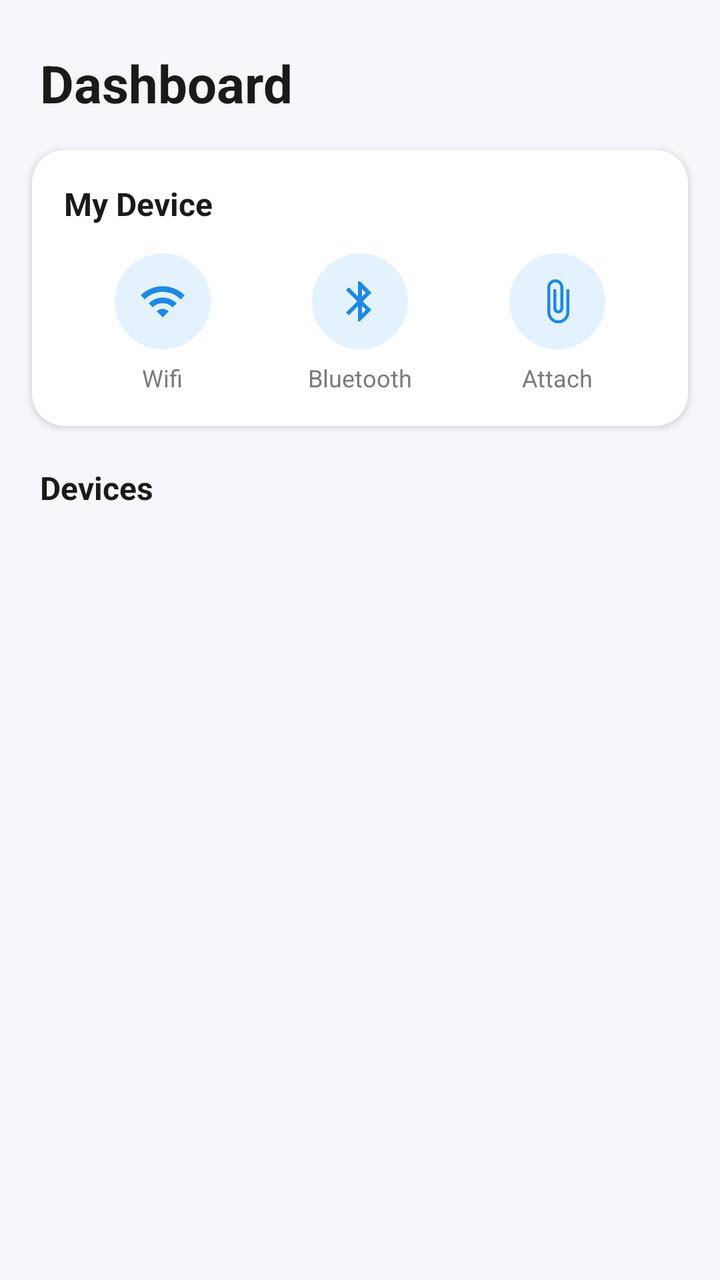
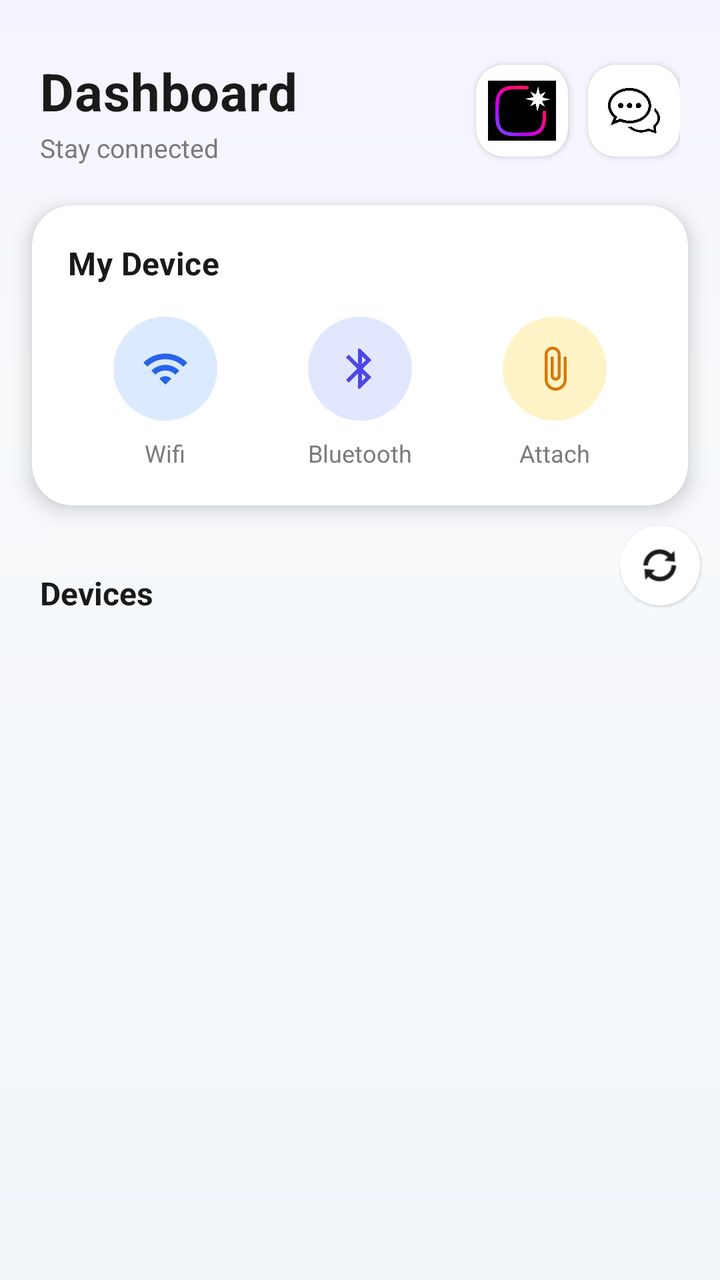

Screens rendered from an Android XML layout before and after an edit, with the pre-edit source and the edit as a unified diff.
<!-- AndroidManifest.xml: application theme Theme.DashboardApp -->
<!-- res/layout/activity_dashboard.xml -->
<?xml version="1.0" encoding="utf-8"?>
<LinearLayout xmlns:android="http://schemas.android.com/apk/res/android"
    android:layout_width="match_parent"
    android:layout_height="match_parent"
    android:orientation="vertical"
    android:background="@color/background">

    
    <LinearLayout
        android:layout_width="match_parent"
        android:layout_height="wrap_content"
        android:orientation="horizontal"
        android:paddingStart="20dp"
        android:paddingEnd="20dp"
        android:paddingTop="24dp"
        android:paddingBottom="12dp">

        <TextView
            android:layout_width="0dp"
            android:layout_height="wrap_content"
            android:layout_weight="1"
            android:text="@string/dashboard_title"
            android:textColor="@color/text_primary"
            android:textSize="26sp"
            android:textStyle="bold" />

    </LinearLayout>

    
    <androidx.cardview.widget.CardView
        android:layout_width="match_parent"
        android:layout_height="wrap_content"
        android:layout_marginStart="16dp"
        android:layout_marginEnd="16dp"
        android:layout_marginTop="4dp"
        app:cardCornerRadius="16dp"
        app:cardElevation="2dp"
        app:cardBackgroundColor="@color/card_background"
        xmlns:app="http://schemas.android.com/apk/res-auto">

        <LinearLayout
            android:layout_width="match_parent"
            android:layout_height="wrap_content"
            android:orientation="vertical"
            android:padding="16dp">

            <TextView
                android:layout_width="wrap_content"
                android:layout_height="wrap_content"
                android:text="@string/my_device"
                android:textColor="@color/text_primary"
                android:textSize="16sp"
                android:textStyle="bold"
                android:layout_marginBottom="14dp" />

            <LinearLayout
                android:layout_width="match_parent"
                android:layout_height="wrap_content"
                android:orientation="horizontal"
                android:gravity="center_vertical">

                
                <LinearLayout
                    android:layout_width="0dp"
                    android:layout_height="wrap_content"
                    android:layout_weight="1"
                    android:orientation="vertical"
                    android:gravity="center">

                    <FrameLayout
                        android:layout_width="48dp"
                        android:layout_height="48dp"
                        android:background="@drawable/circle_icon_bg">

                        <ImageView
                            android:id="@+id/iconWifi"
                            android:layout_width="24dp"
                            android:layout_height="24dp"
                            android:layout_gravity="center"
                            android:src="@drawable/ic_wifi"
                            android:contentDescription="@string/wifi" />
                    </FrameLayout>

                    <TextView
                        android:layout_width="wrap_content"
                        android:layout_height="wrap_content"
                        android:layout_marginTop="6dp"
                        android:text="@string/wifi"
                        android:textColor="@color/text_secondary"
                        android:textSize="12sp" />
                </LinearLayout>

                
                <LinearLayout
                    android:layout_width="0dp"
                    android:layout_height="wrap_content"
                    android:layout_weight="1"
                    android:orientation="vertical"
                    android:gravity="center">

                    <FrameLayout
                        android:layout_width="48dp"
                        android:layout_height="48dp"
                        android:background="@drawable/circle_icon_bg">

                        <ImageView
                            android:id="@+id/iconBluetooth"
                            android:layout_width="24dp"
                            android:layout_height="24dp"
                            android:layout_gravity="center"
                            android:src="@drawable/ic_bluetooth"
                            android:contentDescription="@string/bluetooth" />
                    </FrameLayout>

                    <TextView
                        android:layout_width="wrap_content"
                        android:layout_height="wrap_content"
                        android:layout_marginTop="6dp"
                        android:text="@string/bluetooth"
                        android:textColor="@color/text_secondary"
                        android:textSize="12sp" />
                </LinearLayout>

                
                <LinearLayout
                    android:layout_width="0dp"
                    android:layout_height="wrap_content"
                    android:layout_weight="1"
                    android:orientation="vertical"
                    android:gravity="center">

                    <FrameLayout
                        android:id="@+id/iconAttachContainer"
                        android:layout_width="48dp"
                        android:layout_height="48dp"
                        android:background="@drawable/circle_icon_bg"
                        android:clickable="true"
                        android:focusable="true"
                        android:foreground="?attr/selectableItemBackgroundBorderless">

                        <ImageView
                            android:id="@+id/iconAttach"
                            android:layout_width="24dp"
                            android:layout_height="24dp"
                            android:layout_gravity="center"
                            android:src="@drawable/ic_paperclip"
                            android:contentDescription="@string/attach" />
                    </FrameLayout>

                    <TextView
                        android:layout_width="wrap_content"
                        android:layout_height="wrap_content"
                        android:layout_marginTop="6dp"
                        android:text="@string/attach"
                        android:textColor="@color/text_secondary"
                        android:textSize="12sp" />
                </LinearLayout>

            </LinearLayout>

        </LinearLayout>

    </androidx.cardview.widget.CardView>

    
    <TextView
        android:layout_width="wrap_content"
        android:layout_height="wrap_content"
        android:text="@string/devices_list_title"
        android:textColor="@color/text_primary"
        android:textSize="16sp"
        android:textStyle="bold"
        android:layout_marginStart="20dp"
        android:layout_marginTop="20dp"
        android:layout_marginBottom="8dp" />

    
    <androidx.recyclerview.widget.RecyclerView
        android:id="@+id/recyclerViewDevices"
        android:layout_width="match_parent"
        android:layout_height="0dp"
        android:layout_weight="1"
        android:paddingStart="16dp"
        android:paddingEnd="16dp"
        android:clipToPadding="false"
        android:paddingBottom="12dp" />

</LinearLayout>
<!-- resources referenced by this layout -->
<resources>
  <color name="background">#F5F7FA</color>
  <color name="card_background">#FFFFFF</color>
  <color name="text_primary">#1A1A1A</color>
  <color name="text_secondary">#7A7A7A</color>
  <!-- drawable circle_icon_bg (drawable) -->
  <shape xmlns:android="http://schemas.android.com/apk/res/android"
      android:shape="oval">
      <solid android:color="#E3F2FD" />
  </shape>
  <!-- drawable ic_bluetooth (drawable) -->
  <vector xmlns:android="http://schemas.android.com/apk/res/android"
      android:width="24dp"
      android:height="24dp"
      android:viewportWidth="24"
      android:viewportHeight="24"
      android:tint="?attr/colorPrimary">
      <path
          android:fillColor="#FF000000"
          android:pathData="M17.71,7.71L12,2h-1v7.59L6.41,5L5,6.41L10.59,12L5,17.59L6.41,19L11,14.41V22h1l5.71,-5.71l-4.3,-4.29L17.71,7.71zM13,5.83l1.88,1.88L13,9.59V5.83zM14.88,16.29L13,18.17v-3.76l1.88,1.88z"/>
  </vector>
  <!-- drawable ic_wifi (drawable) -->
  <vector xmlns:android="http://schemas.android.com/apk/res/android"
      android:width="24dp"
      android:height="24dp"
      android:viewportWidth="24"
      android:viewportHeight="24"
      android:tint="?attr/colorPrimary">
      <path
          android:fillColor="#FF000000"
          android:pathData="M1,9l2,2c4.97,-4.97 13.03,-4.97 18,0l2,-2C16.93,2.93 7.08,2.93 1,9zM9,17l3,3l3,-3c-1.65,-1.66 -4.34,-1.66 -6,0zM5,13l2,2c2.76,-2.76 7.24,-2.76 10,0l2,-2C15.14,9.14 8.87,9.14 5,13z"/>
  </vector>
  <string name="attach">Attach</string>
  <string name="bluetooth">Bluetooth</string>
  <string name="dashboard_title">Dashboard</string>
  <string name="devices_list_title">Devices</string>
  <string name="my_device">My Device</string>
  <string name="wifi">Wifi</string>
  <style name="Theme.DashboardApp" parent="Theme.MaterialComponents.DayNight.NoActionBar">
          <item name="colorPrimary">@color/primary</item>
          <item name="colorPrimaryDark">@color/primary_dark</item>
          <item name="android:windowBackground">@color/background</item>
      </style>
  <color name="primary">#1E88E5</color>
  <color name="primary_dark">#1565C0</color>
  <!-- unchanged entries left out for length: 1 -->
</resources>

<!-- the commit's change to res/layout/activity_dashboard.xml (unified diff, before → after) -->
@@ -2,27 +2,65 @@
 <LinearLayout xmlns:android="http://schemas.android.com/apk/res/android"
     android:layout_width="match_parent"
     android:layout_height="match_parent"
+    xmlns:app="http://schemas.android.com/apk/res-auto"
     android:orientation="vertical"
-    android:background="@color/background">
+    android:background="@drawable/bg_dashboard_screen">
 
     
     <LinearLayout
         android:layout_width="match_parent"
         android:layout_height="wrap_content"
         android:orientation="horizontal"
+        android:gravity="center_vertical"
         android:paddingStart="20dp"
         android:paddingEnd="20dp"
-        android:paddingTop="24dp"
-        android:paddingBottom="12dp">
-
-        <TextView
+        android:paddingTop="28dp"
+        android:paddingBottom="16dp">
+
+        <LinearLayout
             android:layout_width="0dp"
             android:layout_height="wrap_content"
             android:layout_weight="1"
-            android:text="@string/dashboard_title"
-            android:textColor="@color/text_primary"
-            android:textSize="26sp"
-            android:textStyle="bold" />
+            android:orientation="vertical">
+
+            <TextView
+                android:layout_width="wrap_content"
+                android:layout_height="wrap_content"
+                android:text="@string/dashboard_title"
+                android:textColor="@color/text_primary"
+                android:textSize="26sp"
+                android:letterSpacing="0.01"
+                android:textStyle="bold" />
+
+            <TextView
+                android:layout_width="wrap_content"
+                android:layout_height="wrap_content"
+                android:layout_marginTop="2dp"
+                android:text="Stay connected"
+                android:textColor="@color/text_secondary"
+                android:textSize="13sp" />
+        </LinearLayout>
+
+        <ImageButton
+            android:id="@+id/locket"
+            android:layout_width="46dp"
+            android:layout_height="46dp"
+            android:scaleType="fitCenter"
+            android:padding="6dp"
+            android:background="@drawable/bg_top_icon_button"
+            android:elevation="2dp"
+            android:layout_marginEnd="10dp"
+            android:src="@drawable/instantslogo" />
+
+        <ImageButton
+            android:id="@+id/affirm"
+            android:layout_width="46dp"
+            android:layout_height="46dp"
+            android:scaleType="centerInside"
+            android:padding="10dp"
+            android:background="@drawable/bg_top_icon_button"
+            android:elevation="2dp"
+            android:src="@drawable/affirm" />
 
     </LinearLayout>
 
@@ -33,8 +71,8 @@
         android:layout_marginStart="16dp"
         android:layout_marginEnd="16dp"
         android:layout_marginTop="4dp"
-        app:cardCornerRadius="16dp"
-        app:cardElevation="2dp"
+        app:cardCornerRadius="20dp"
+        app:cardElevation="6dp"
         app:cardBackgroundColor="@color/card_background"
         xmlns:app="http://schemas.android.com/apk/res-auto">
 
@@ -42,7 +80,7 @@
             android:layout_width="match_parent"
             android:layout_height="wrap_content"
             android:orientation="vertical"
-            android:padding="16dp">
+            android:padding="18dp">
 
             <TextView
                 android:layout_width="wrap_content"
@@ -51,7 +89,8 @@
                 android:textColor="@color/text_primary"
                 android:textSize="16sp"
                 android:textStyle="bold"
-                android:layout_marginBottom="14dp" />
+                android:letterSpacing="0.01"
+                android:layout_marginBottom="16dp" />
 
             <LinearLayout
                 android:layout_width="match_parent"
@@ -68,9 +107,9 @@
                     android:gravity="center">
 
                     <FrameLayout
-                        android:layout_width="48dp"
-                        android:layout_height="48dp"
-                        android:background="@drawable/circle_icon_bg">
+                        android:layout_width="52dp"
+                        android:layout_height="52dp"
+                        android:background="@drawable/bg_icon_wifi">
 
                         <ImageView
                             android:id="@+id/iconWifi"
@@ -78,13 +117,14 @@
                             android:layout_height="24dp"
                             android:layout_gravity="center"
                             android:src="@drawable/ic_wifi"
-                            android:contentDescription="@string/wifi" />
+                            android:contentDescription="@string/wifi"
+                            app:tint="#2563EB" />
                     </FrameLayout>
 
                     <TextView
                         android:layout_width="wrap_content"
                         android:layout_height="wrap_content"
-                        android:layout_marginTop="6dp"
+                        android:layout_marginTop="8dp"
                         android:text="@string/wifi"
                         android:textColor="@color/text_secondary"
                         android:textSize="12sp" />
@@ -99,9 +139,9 @@
                     android:gravity="center">
 
                     <FrameLayout
-                        android:layout_width="48dp"
-                        android:layout_height="48dp"
-                        android:background="@drawable/circle_icon_bg">
+                        android:layout_width="52dp"
+                        android:layout_height="52dp"
+                        android:background="@drawable/bg_icon_bluetooth">
 
                         <ImageView
                             android:id="@+id/iconBluetooth"
@@ -109,13 +149,14 @@
                             android:layout_height="24dp"
                             android:layout_gravity="center"
                             android:src="@drawable/ic_bluetooth"
-                            android:contentDescription="@string/bluetooth" />
+                            android:contentDescription="@string/bluetooth"
+                            app:tint="#4F46E5" />
                     </FrameLayout>
 
                     <TextView
                         android:layout_width="wrap_content"
                         android:layout_height="wrap_content"
-                        android:layout_marginTop="6dp"
+                        android:layout_marginTop="8dp"
                         android:text="@string/bluetooth"
                         android:textColor="@color/text_secondary"
                         android:textSize="12sp" />
@@ -131,9 +172,9 @@
 
                     <FrameLayout
                         android:id="@+id/iconAttachContainer"
-                        android:layout_width="48dp"
-                        android:layout_height="48dp"
-                        android:background="@drawable/circle_icon_bg"
+                        android:layout_width="52dp"
+                        android:layout_height="52dp"
+                        android:background="@drawable/bg_icon_attach"
                         android:clickable="true"
                         android:focusable="true"
                         android:foreground="?attr/selectableItemBackgroundBorderless">
@@ -144,13 +185,14 @@
                             android:layout_height="24dp"
                             android:layout_gravity="center"
                             android:src="@drawable/ic_paperclip"
-                            android:contentDescription="@string/attach" />
+                            android:contentDescription="@string/attach"
+                            app:tint="#D97706" />
                     </FrameLayout>
 
                     <TextView
                         android:layout_width="wrap_content"
                         android:layout_height="wrap_content"
-                        android:layout_marginTop="6dp"
+                        android:layout_marginTop="8dp"
                         android:text="@string/attach"
                         android:textColor="@color/text_secondary"
                         android:textSize="12sp" />
@@ -162,17 +204,52 @@
 
     </androidx.cardview.widget.CardView>
 
-    
-    <TextView
-        android:layout_width="wrap_content"
+    <LinearLayout
+        android:layout_width="match_parent"
         android:layout_height="wrap_content"
-        android:text="@string/devices_list_title"
-        android:textColor="@color/text_primary"
-        android:textSize="16sp"
-        android:textStyle="bold"
-        android:layout_marginStart="20dp"
-        android:layout_marginTop="20dp"
-        android:layout_marginBottom="8dp" />
+        android:orientation="horizontal"
+        android:gravity="center_vertical">
+
+        
+        <TextView
+            android:layout_width="wrap_content"
+            android:layout_height="wrap_content"
+            android:text="@string/devices_list_title"
+            android:textColor="@color/text_primary"
+            android:textSize="16sp"
+            android:textStyle="bold"
+            android:layout_marginStart="20dp"
+            android:layout_marginTop="22dp"
+            android:layout_marginBottom="8dp" />
+
+        
+       
+
+        <View
+            android:layout_width="0dp"
+            android:layout_height="1dp"
+            android:layout_weight="1" />
+
+        <FrameLayout
+            android:layout_width="40dp"
+            android:layout_height="40dp"
+            android:layout_margin="10dp"
+            android:background="@drawable/bg_refresh_button"
+            android:elevation="1dp">
+
+            <ImageView
+                android:id="@+id/btnRefresh"
+                android:layout_width="40dp"
+                android:layout_height="40dp"
+                android:background="?attr/selectableItemBackgroundBorderless"
+                android:contentDescription="Refresh Server Connection"
+                android:padding="9dp"
+                android:src="@android:drawable/ic_popup_sync"
+                app:tint="@color/text_primary" />
+        </FrameLayout>
+
+    </LinearLayout>
+
 
     
     <androidx.recyclerview.widget.RecyclerView
@@ -182,7 +259,8 @@
         android:layout_weight="1"
         android:paddingStart="16dp"
         android:paddingEnd="16dp"
+        android:paddingTop="4dp"
         android:clipToPadding="false"
-        android:paddingBottom="12dp" />
+        android:paddingBottom="16dp" />
 
 </LinearLayout>
<!-- resource entries referenced after the edit -->
@@ -4,10 +4,49 @@
   <color name="card_background">#FFFFFF</color>
   <color name="text_primary">#1A1A1A</color>
   <color name="text_secondary">#7A7A7A</color>
-  <!-- drawable circle_icon_bg (drawable) -->
+  <!-- drawable affirm: png bitmap (drawable, 11529 bytes) -->
+  <!-- drawable bg_dashboard_screen (drawable) -->
+  <?xml version="1.0" encoding="utf-8"?>
+  <shape xmlns:android="http://schemas.android.com/apk/res/android"
+      android:shape="rectangle">
+      <gradient
+          android:type="linear"
+          android:angle="270"
+          android:startColor="#F5F3FF"
+          android:centerColor="#F8FAFC"
+          android:endColor="#F1F5F9"
+          android:centerY="0.3" />
+  </shape>
+  <!-- drawable bg_icon_attach (drawable) -->
+  <?xml version="1.0" encoding="utf-8"?>
   <shape xmlns:android="http://schemas.android.com/apk/res/android"
       android:shape="oval">
-      <solid android:color="#E3F2FD" />
+      <solid android:color="#FEF3C7" />
+  </shape>
+  <!-- drawable bg_icon_bluetooth (drawable) -->
+  <?xml version="1.0" encoding="utf-8"?>
+  <shape xmlns:android="http://schemas.android.com/apk/res/android"
+      android:shape="oval">
+      <solid android:color="#E0E7FF" />
+  </shape>
+  <!-- drawable bg_icon_wifi (drawable) -->
+  <?xml version="1.0" encoding="utf-8"?>
+  <shape xmlns:android="http://schemas.android.com/apk/res/android"
+      android:shape="oval">
+      <solid android:color="#DBEAFE" />
+  </shape>
+  <!-- drawable bg_refresh_button (drawable) -->
+  <?xml version="1.0" encoding="utf-8"?>
+  <shape xmlns:android="http://schemas.android.com/apk/res/android"
+      android:shape="oval">
+      <solid android:color="#FFFFFF" />
+  </shape>
+  <!-- drawable bg_top_icon_button (drawable) -->
+  <?xml version="1.0" encoding="utf-8"?>
+  <shape xmlns:android="http://schemas.android.com/apk/res/android"
+      android:shape="rectangle">
+      <solid android:color="#FFFFFF" />
+      <corners android:radius="14dp" />
   </shape>
   <!-- drawable ic_bluetooth (drawable) -->
   <vector xmlns:android="http://schemas.android.com/apk/res/android"
@@ -31,6 +70,7 @@
           android:fillColor="#FF000000"
           android:pathData="M1,9l2,2c4.97,-4.97 13.03,-4.97 18,0l2,-2C16.93,2.93 7.08,2.93 1,9zM9,17l3,3l3,-3c-1.65,-1.66 -4.34,-1.66 -6,0zM5,13l2,2c2.76,-2.76 7.24,-2.76 10,0l2,-2C15.14,9.14 8.87,9.14 5,13z"/>
   </vector>
+  <!-- drawable instantslogo: png bitmap (drawable, 41647 bytes) -->
   <string name="attach">Attach</string>
   <string name="bluetooth">Bluetooth</string>
   <string name="dashboard_title">Dashboard</string>
